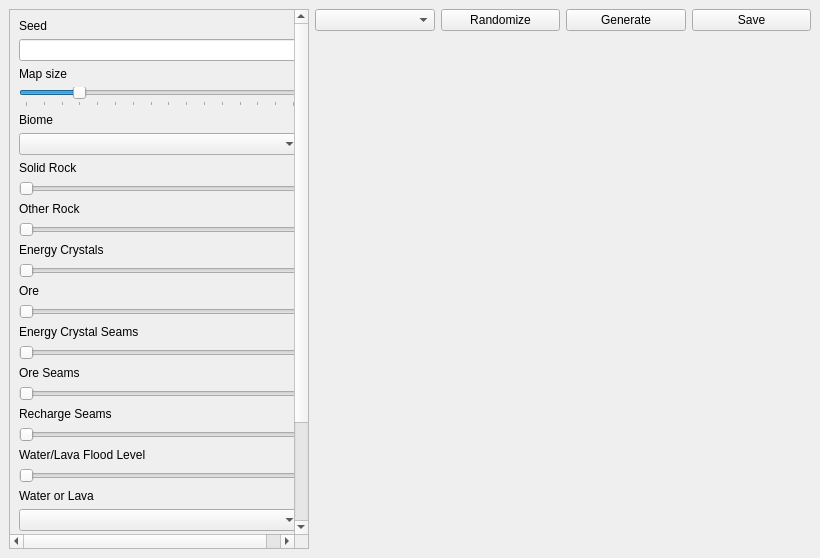
Above: mainwindow.ui from vyldr/map-generator before the change. Below: the same form after it.
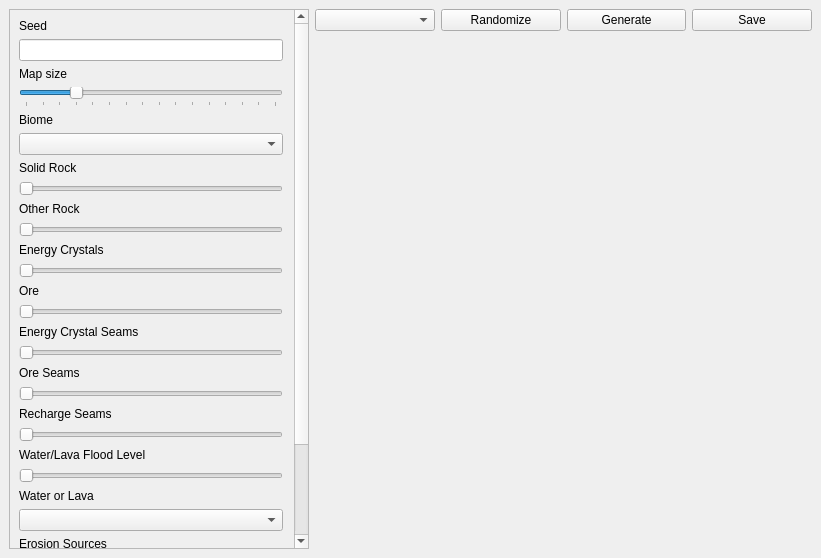
That is the form after the change.

Commit message: Hack to fix scrollbars

Patch:
```diff
--- a/mainwindow.ui
+++ b/mainwindow.ui
@@ -6,7 +6,7 @@
    <rect>
     <x>0</x>
     <y>0</y>
-    <width>820</width>
+    <width>821</width>
     <height>558</height>
    </rect>
   </property>
@@ -35,6 +35,12 @@
         <height>16777215</height>
        </size>
       </property>
+      <property name="verticalScrollBarPolicy">
+       <enum>Qt::ScrollBarAlwaysOn</enum>
+      </property>
+      <property name="horizontalScrollBarPolicy">
+       <enum>Qt::ScrollBarAlwaysOff</enum>
+      </property>
       <property name="widgetResizable">
        <bool>true</bool>
       </property>
@@ -68,16 +74,35 @@
        <layout class="QVBoxLayout" name="verticalLayout_2">
         <item>
          <widget class="QLabel" name="seed_label">
+          <property name="maximumSize">
+           <size>
+            <width>264</width>
+            <height>16777215</height>
+           </size>
+          </property>
           <property name="text">
            <string>Seed</string>
           </property>
          </widget>
         </item>
         <item>
-         <widget class="QLineEdit" name="seed_lineEdit"/>
+         <widget class="QLineEdit" name="seed_lineEdit">
+          <property name="maximumSize">
+           <size>
+            <width>264</width>
+            <height>16777215</height>
+           </size>
+          </property>
+         </widget>
         </item>
         <item>
          <widget class="QLabel" name="map_size_label">
+          <property name="maximumSize">
+           <size>
+            <width>264</width>
+            <height>16777215</height>
+           </size>
+          </property>
           <property name="text">
            <string>Map size</string>
           </property>
@@ -85,6 +110,12 @@
         </item>
         <item>
          <widget class="QSlider" name="map_size_slider">
+          <property name="maximumSize">
+           <size>
+            <width>264</width>
+            <height>16777215</height>
+           </size>
+          </property>
           <property name="minimum">
            <number>1</number>
           </property>
@@ -113,16 +144,35 @@
         </item>
         <item>
          <widget class="QLabel" name="biome_label">
+          <property name="maximumSize">
+           <size>
+            <width>264</width>
+            <height>16777215</height>
+           </size>
+          </property>
           <property name="text">
            <string>Biome</string>
           </property>
          </widget>
         </item>
         <item>
-         <widget class="QComboBox" name="biome_combobox"/>
+         <widget class="QComboBox" name="biome_combobox">
+          <property name="maximumSize">
+           <size>
+            <width>264</width>
+            <height>16777215</height>
+           </size>
+          </property>
+         </widget>
         </item>
         <item>
          <widget class="QLabel" name="solid_rock_label">
+          <property name="maximumSize">
+           <size>
+            <width>264</width>
+            <height>16777215</height>
+           </size>
+          </property>
           <property name="text">
            <string>Solid Rock</string>
           </property>
@@ -130,6 +180,12 @@
         </item>
         <item>
          <widget class="QSlider" name="solid_rock_slider">
+          <property name="maximumSize">
+           <size>
+            <width>264</width>
+            <height>16777215</height>
+           </size>
+          </property>
           <property name="orientation">
            <enum>Qt::Horizontal</enum>
           </property>
@@ -140,6 +196,12 @@
         </item>
         <item>
          <widget class="QLabel" name="other_rock_label">
+          <property name="maximumSize">
+           <size>
+            <width>264</width>
+            <height>16777215</height>
+           </size>
+          </property>
           <property name="text">
            <string>Other Rock</string>
           </property>
@@ -147,6 +209,12 @@
         </item>
         <item>
          <widget class="QSlider" name="other_rock_slider">
+          <property name="maximumSize">
+           <size>
+            <width>264</width>
+            <height>16777215</height>
+           </size>
+          </property>
           <property name="orientation">
            <enum>Qt::Horizontal</enum>
           </property>
@@ -154,6 +222,12 @@
         </item>
         <item>
          <widget class="QLabel" name="energy_crystals_label">
+          <property name="maximumSize">
+           <size>
+            <width>264</width>
+            <height>16777215</height>
+           </size>
+          </property>
           <property name="text">
            <string>Energy Crystals</string>
           </property>
@@ -161,6 +235,12 @@
         </item>
         <item>
          <widget class="QSlider" name="energy_crystals_slider">
+          <property name="maximumSize">
+           <size>
+            <width>264</width>
+            <height>16777215</height>
+           </size>
+          </property>
           <property name="orientation">
            <enum>Qt::Horizontal</enum>
           </property>
@@ -168,6 +248,12 @@
         </item>
         <item>
          <widget class="QLabel" name="ore_label">
+          <property name="maximumSize">
+           <size>
+            <width>264</width>
+            <height>16777215</height>
+           </size>
+          </property>
           <property name="text">
            <string>Ore</string>
           </property>
@@ -175,6 +261,12 @@
         </item>
         <item>
          <widget class="QSlider" name="ore_slider">
+          <property name="maximumSize">
+           <size>
+            <width>264</width>
+            <height>16777215</height>
+           </size>
+          </property>
           <property name="orientation">
            <enum>Qt::Horizontal</enum>
           </property>
@@ -182,6 +274,12 @@
         </item>
         <item>
          <widget class="QLabel" name="ecs_label">
+          <property name="maximumSize">
+           <size>
+            <width>264</width>
+            <height>16777215</height>
+           </size>
+          </property>
           <property name="text">
            <string>Energy Crystal Seams</string>
           </property>
@@ -189,6 +287,12 @@
         </item>
         <item>
          <widget class="QSlider" name="ecs_slider">
+          <property name="maximumSize">
+           <size>
+            <width>264</width>
+            <height>16777215</height>
+           </size>
+          </property>
           <property name="orientation">
            <enum>Qt::Horizontal</enum>
           </property>
@@ -196,6 +300,12 @@
         </item>
         <item>
          <widget class="QLabel" name="os_label">
+          <property name="maximumSize">
+           <size>
+            <width>264</width>
+            <height>16777215</height>
+           </size>
+          </property>
           <property name="text">
            <string>Ore Seams</string>
           </property>
@@ -203,6 +313,12 @@
         </item>
         <item>
          <widget class="QSlider" name="os_slider">
+          <property name="maximumSize">
+           <size>
+            <width>264</width>
+            <height>16777215</height>
+           </size>
+          </property>
           <property name="orientation">
            <enum>Qt::Horizontal</enum>
           </property>
@@ -210,6 +326,12 @@
         </item>
         <item>
          <widget class="QLabel" name="rs_label">
+          <property name="maximumSize">
+           <size>
+            <width>264</width>
+            <height>16777215</height>
+           </size>
+          </property>
           <property name="text">
            <string>Recharge Seams</string>
           </property>
@@ -217,6 +339,12 @@
         </item>
         <item>
          <widget class="QSlider" name="rs_slider">
+          <property name="maximumSize">
+           <size>
+            <width>264</width>
+            <height>16777215</height>
+           </size>
+          </property>
           <property name="orientation">
            <enum>Qt::Horizontal</enum>
           </property>
@@ -224,6 +352,12 @@
         </item>
         <item>
          <widget class="QLabel" name="flood_level_label">
+          <property name="maximumSize">
+           <size>
+            <width>264</width>
+            <height>16777215</height>
+           </size>
+          </property>
           <property name="text">
            <string>Water/Lava Flood Level</string>
           </property>
@@ -231,6 +365,12 @@
         </item>
         <item>
          <widget class="QSlider" name="flood_level_slider">
+          <property name="maximumSize">
+           <size>
+            <width>264</width>
+            <height>16777215</height>
+           </size>
+          </property>
           <property name="orientation">
            <enum>Qt::Horizontal</enum>
           </property>
@@ -238,16 +378,35 @@
         </item>
         <item>
          <widget class="QLabel" name="flood_type_label">
+          <property name="maximumSize">
+           <size>
+            <width>264</width>
+            <height>16777215</height>
+           </size>
+          </property>
           <property name="text">
            <string>Water or Lava</string>
           </property>
          </widget>
         </item>
         <item>
-         <widget class="QComboBox" name="flood_type_combobox"/>
+         <widget class="QComboBox" name="flood_type_combobox">
+          <property name="maximumSize">
+           <size>
+            <width>264</width>
+            <height>16777215</height>
+           </size>
+          </property>
+         </widget>
         </item>
         <item>
          <widget class="QLabel" name="erosion_sources_label">
+          <property name="maximumSize">
+           <size>
+            <width>264</width>
+            <height>16777215</height>
+           </size>
+          </property>
           <property name="text">
            <string>Erosion Sources</string>
           </property>
```
Left out of the diff: 30 changed lines with no effect on the pictures. The commit also changes 1 other file.
